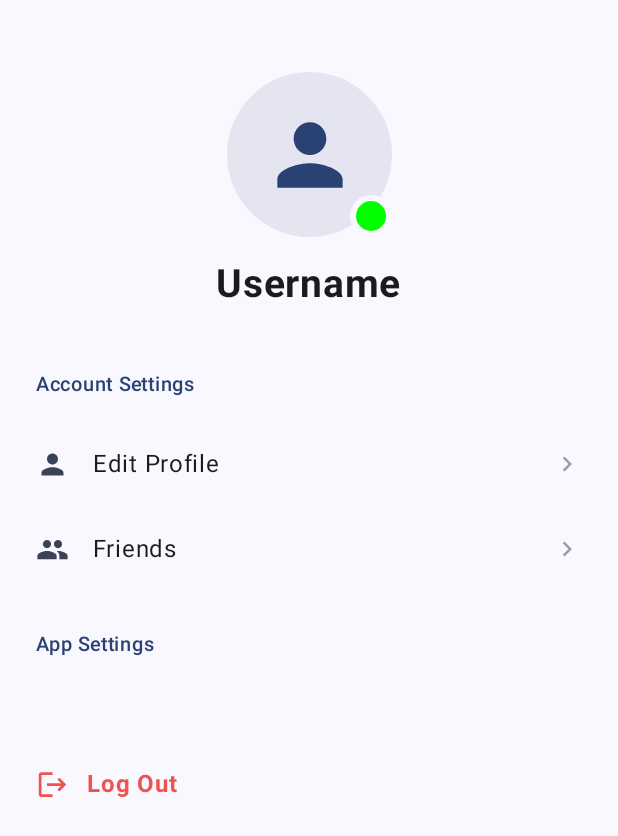
After one commit to AlessioCamerano/CheckPoint, an Android app built with Jetpack Compose: the composable ProfileScreen shown on its own in the app's theme, on a phone screen of 412 x 824 dp. The commit adds this screen. Shown: the top 836 px of the screen. Run offline under Robolectric (Android 15) with nearby library versions, the phone set to English and light mode, and no system bars.

Commit message:
Profile screen con pallino status

```diff
--- a/app/src/main/java/com/example/checkpoint/ui/components/BottomNavBar.kt
+++ b/app/src/main/java/com/example/checkpoint/ui/components/BottomNavBar.kt
@@ -1,6 +1,11 @@
 package com.example.checkpoint.ui.components
 
+import androidx.compose.foundation.background
+import androidx.compose.foundation.layout.Box
 import androidx.compose.foundation.layout.Column
+import androidx.compose.foundation.layout.offset
+import androidx.compose.foundation.layout.size
+import androidx.compose.foundation.shape.CircleShape
 import androidx.compose.material.icons.Icons
 import androidx.compose.material.icons.automirrored.filled.Send
 import androidx.compose.material.icons.filled.Add
@@ -14,12 +19,17 @@ import androidx.compose.material3.NavigationBar
 import androidx.compose.material3.NavigationBarItem
 import androidx.compose.material3.NavigationBarItemDefaults
 import androidx.compose.runtime.Composable
+import androidx.compose.ui.Alignment
+import androidx.compose.ui.Modifier
+import androidx.compose.ui.draw.clip
 import androidx.compose.ui.graphics.Color
 import androidx.compose.ui.unit.dp
+import com.example.checkpoint.ui.screens.UserStatus
 
 @Composable
 fun BottomNavBar(
     currentRoute: String?,
+    userStatus: UserStatus = UserStatus.Online,
     onNavigate: (String) -> Unit
 ) {
     Column {
@@ -78,7 +88,20 @@ fun BottomNavBar(
             NavigationBarItem(
                 selected = currentRoute == "profile",
                 onClick = { onNavigate("profile") },
-                icon = { Icon(Icons.Default.Person, contentDescription = "Profile") },
+                icon = {
+                    Box {
+                        Icon(Icons.Default.Person, contentDescription = "Profile")
+                        // Pallino stato in tempo reale
+                        Box(
+                            modifier = Modifier
+                                .size(8.dp)
+                                .offset(x = 1.dp, y = 1.dp)
+                                .clip(CircleShape)
+                                .background(userStatus.color)
+                                .align(Alignment.BottomEnd)
+                        )
+                    }
+                },
                 colors = NavigationBarItemDefaults.colors(
                     selectedIconColor = MaterialTheme.colorScheme.primary,
                     unselectedIconColor = MaterialTheme.colorScheme.secondary,
--- a/app/src/main/java/com/example/checkpoint/ui/components/MainContainer.kt
+++ b/app/src/main/java/com/example/checkpoint/ui/components/MainContainer.kt
@@ -13,6 +13,7 @@ import androidx.compose.runtime.rememberCoroutineScope
 import androidx.compose.ui.Alignment
 import androidx.compose.ui.Modifier
 import com.example.checkpoint.ui.screens.MainUiState
+import com.example.checkpoint.ui.screens.UserStatus
 import kotlinx.coroutines.launch
 
 /**
@@ -21,6 +22,7 @@ import kotlinx.coroutines.launch
 @Composable
 fun MainContainer(
     uiState: MainUiState,
+    onStatusChange: (UserStatus) -> Unit,
     onNavigateToNotifications: () -> Unit
 ) {
     val scope = rememberCoroutineScope()
@@ -42,6 +44,7 @@ fun MainContainer(
         bottomBar = {
             BottomNavBar(
                 currentRoute = tabs[pagerState.currentPage],
+                userStatus = uiState.userStatus,
                 onNavigate = { route ->
                     val index = tabs.indexOf(route)
                     if (index != -1) {
@@ -68,6 +71,7 @@ fun MainContainer(
                     pagerState = pagerState,
                     tabs = tabs,
                     uiState = uiState,
+                    onStatusChange = onStatusChange,
                     onNavigateToNotifications = onNavigateToNotifications
                 )
             }
--- a/app/src/main/java/com/example/checkpoint/ui/components/MainTabPager.kt
+++ b/app/src/main/java/com/example/checkpoint/ui/components/MainTabPager.kt
@@ -13,7 +13,9 @@ import com.example.checkpoint.ui.screens.CreatePostScreen
 import com.example.checkpoint.ui.screens.MainScreen
 import com.example.checkpoint.ui.screens.MainUiState
 import com.example.checkpoint.ui.screens.MessagesScreen
+import com.example.checkpoint.ui.screens.ProfileScreen
 import com.example.checkpoint.ui.screens.SearchScreen
+import com.example.checkpoint.ui.screens.UserStatus
 
 /**
  * Swipe tra le sezioni principali dell'applicazione.
@@ -23,6 +25,7 @@ fun MainTabPager(
     pagerState: PagerState,
     tabs: List<String>,
     uiState: MainUiState,
+    onStatusChange: (UserStatus) -> Unit,
     onNavigateToNotifications: () -> Unit
 ) {
     HorizontalPager(
@@ -38,9 +41,10 @@ fun MainTabPager(
                 onNavigateToNotifications = onNavigateToNotifications
             )
             "messages" -> MessagesScreen()
-            "profile" -> Box(Modifier.fillMaxSize(), contentAlignment = Alignment.Center) {
-                Text("Profile Screen", color = MaterialTheme.colorScheme.secondary)
-            }
+            "profile" -> ProfileScreen(
+                userStatus = uiState.userStatus,
+                onStatusChange = onStatusChange
+            )
         }
     }
 }
--- a/app/src/main/java/com/example/checkpoint/ui/navigation/AppNavigation.kt
+++ b/app/src/main/java/com/example/checkpoint/ui/navigation/AppNavigation.kt
@@ -69,6 +69,7 @@ fun AppNavigation() {
 
             MainContainer(
                 uiState = uiState,
+                onStatusChange = { viewModel.onStatusChange(it) },
                 onNavigateToNotifications = {
                     navController.navigate(Screen.Notifications)
                 }
--- a/app/src/main/java/com/example/checkpoint/ui/screens/MainUiState.kt
+++ b/app/src/main/java/com/example/checkpoint/ui/screens/MainUiState.kt
@@ -1,7 +1,16 @@
 package com.example.checkpoint.ui.screens
+
+import androidx.compose.ui.graphics.Color
+
+enum class UserStatus(val color: Color, val label: String) {
+    Online(Color.Green, "Online"),
+    Busy(Color.Red, "Busy"),
+    Offline(Color.Gray, "Offline")
+}
 
 data class MainUiState(
     val data: String = "",
     val isLoading: Boolean = false,
-    val errorMessage: String? = null
+    val errorMessage: String? = null,
+    val userStatus: UserStatus = UserStatus.Online
 )
--- a/app/src/main/java/com/example/checkpoint/ui/screens/MainViewModel.kt
+++ b/app/src/main/java/com/example/checkpoint/ui/screens/MainViewModel.kt
@@ -38,4 +38,8 @@ class MainViewModel(
     fun onActionTriggered() {
         _uiState.update { it.copy(data = "Action Processed: ${it.data}") }
     }
+
+    fun onStatusChange(newStatus: UserStatus) {
+        _uiState.update { it.copy(userStatus = newStatus) }
+    }
 }
--- /dev/null
+++ b/app/src/main/java/com/example/checkpoint/ui/screens/ProfileScreen.kt
@@ -0,0 +1,234 @@
+package com.example.checkpoint.ui.screens
+
+import androidx.compose.foundation.background
+import androidx.compose.foundation.clickable
+import androidx.compose.foundation.layout.*
+import androidx.compose.foundation.lazy.LazyColumn
+import androidx.compose.foundation.shape.CircleShape
+import androidx.compose.material.icons.Icons
+import androidx.compose.material.icons.automirrored.filled.Logout
+import androidx.compose.material.icons.filled.*
+import androidx.compose.material3.*
+import androidx.compose.runtime.*
+import androidx.compose.ui.Alignment
+import androidx.compose.ui.Modifier
+import androidx.compose.ui.draw.clip
+import androidx.compose.ui.graphics.Color
+import androidx.compose.ui.text.font.FontWeight
+import androidx.compose.ui.unit.dp
+import androidx.compose.ui.unit.sp
+
+@Composable
+fun ProfileScreen(
+    userStatus: UserStatus = UserStatus.Online,
+    onStatusChange: (UserStatus) -> Unit = {}
+) {
+    Column(
+        modifier = Modifier
+            .fillMaxSize()
+            .padding(horizontal = 16.dp),
+    ) {
+        Spacer(modifier = Modifier.height(48.dp))
+
+        // Header con Avatar e Status
+        ProfileHeader(userStatus, onStatusChange)
+
+        Spacer(modifier = Modifier.height(40.dp))
+
+        LazyColumn(
+            modifier = Modifier.fillMaxSize(),
+            contentPadding = PaddingValues(bottom = 24.dp),
+        ) {
+            item {
+                SectionLabel("Account Settings")
+                ProfileMenuItem(Icons.Default.Person, "Edit Profile")
+                ProfileMenuItem(Icons.Default.Group, "Friends")
+            }
+
+            item {
+                Spacer(modifier = Modifier.height(24.dp))
+                SectionLabel("App Settings")
+                // Sezione vuota per ora
+            }
+
+            item {
+                Spacer(modifier = Modifier.height(40.dp))
+                LogoutMenuItem()
+            }
+        }
+    }
+}
+
+@Composable
+fun ProfileHeader(
+    userStatus: UserStatus,
+    onStatusChange: (UserStatus) -> Unit
+) {
+    var showStatusMenu by remember { mutableStateOf(false) }
+
+    Column(
+        modifier = Modifier.fillMaxWidth(),
+        horizontalAlignment = Alignment.CenterHorizontally
+    ) {
+        // Avatar con status
+        Box(contentAlignment = Alignment.BottomEnd) {
+            Box(
+                modifier = Modifier
+                    .size(110.dp)
+                    .clip(CircleShape)
+                    .background(MaterialTheme.colorScheme.primary.copy(alpha = 0.1f)),
+                contentAlignment = Alignment.Center
+            ) {
+                Icon(
+                    imageVector = Icons.Default.Person,
+                    contentDescription = null,
+                    modifier = Modifier.size(65.dp),
+                    tint = MaterialTheme.colorScheme.primary
+                )
+            }
+
+            // Pallino status
+            Box(modifier = Modifier.wrapContentSize()) {
+                Box(
+                    modifier = Modifier
+                        .size(28.dp)
+                        .clip(CircleShape)
+                        .background(MaterialTheme.colorScheme.background)
+                        .padding(4.dp)
+                        .clickable { showStatusMenu = true }
+                ) {
+                    Box(
+                        modifier = Modifier
+                            .fillMaxSize()
+                            .clip(CircleShape)
+                            .background(userStatus.color)
+                    )
+                }
+
+                // Menù a tendina
+                DropdownMenu(
+                    expanded = showStatusMenu,
+                    onDismissRequest = { showStatusMenu = false },
+                    // Offset per farlo apparire a destra (specchiato)
+                    offset = androidx.compose.ui.unit.DpOffset(x = 24.dp, y = 0.dp)
+                ) {
+                    UserStatus.entries.forEach { status ->
+                        DropdownMenuItem(
+                            text = { Text(status.label) },
+                            onClick = {
+                                onStatusChange(status)
+                                showStatusMenu = false
+                            },
+                            leadingIcon = {
+                                Box(
+                                    modifier = Modifier
+                                        .size(12.dp)
+                                        .clip(CircleShape)
+                                        .background(status.color)
+                                )
+                            }
+                        )
+                    }
+                }
+            }
+        }
+
+        Spacer(modifier = Modifier.height(16.dp))
+
+        Text(
+            text = "Username",
+            fontSize = 26.sp,
+            fontWeight = FontWeight.Bold,
+            color = MaterialTheme.colorScheme.onBackground
+        )
+    }
+}
+
+@Composable
+fun SectionLabel(text: String) {
+    Text(
+        text = text,
+        fontSize = 13.sp,
+        fontWeight = FontWeight.SemiBold,
+        color = MaterialTheme.colorScheme.primary,
+        modifier = Modifier.padding(start = 8.dp, bottom = 12.dp)
+    )
+}
+
+@Composable
+fun ProfileMenuItem(icon: androidx.compose.ui.graphics.vector.ImageVector, title: String) {
+    Column(
+        modifier = Modifier
+            .fillMaxWidth()
+            .clickable { /* Azione */ }
+    ) {
+        HorizontalDivider(
+            color = Color.White.copy(alpha = 0.12f),
+            thickness = 0.5.dp
+        )
+        Row(
+            modifier = Modifier
+                .padding(vertical = 16.dp, horizontal = 8.dp),
+            verticalAlignment = Alignment.CenterVertically
+        ) {
+            Icon(
+                imageVector = icon,
+                contentDescription = null,
+                tint = MaterialTheme.colorScheme.secondary,
+                modifier = Modifier.size(22.dp)
+            )
+            Spacer(modifier = Modifier.width(16.dp))
+            Text(
+                text = title,
+                fontSize = 16.sp,
+                color = MaterialTheme.colorScheme.onBackground
+            )
+            Spacer(modifier = Modifier.weight(1f))
+            Icon(
+                imageVector = Icons.Default.ChevronRight,
+                contentDescription = null,
+                tint = MaterialTheme.colorScheme.secondary.copy(alpha = 0.5f),
+                modifier = Modifier.size(20.dp)
+            )
+        }
+    }
+}
+
+@Composable
+fun LogoutMenuItem() {
+    Column(
+        modifier = Modifier
+            .fillMaxWidth()
+            .clickable { /* Logout */ }
+    ) {
+        HorizontalDivider(
+            color = Color.White.copy(alpha = 0.12f),
+            thickness = 0.5.dp
+        )
+        Row(
+            modifier = Modifier
+                .padding(vertical = 16.dp, horizontal = 8.dp),
+            verticalAlignment = Alignment.CenterVertically,
+            horizontalArrangement = Arrangement.Center
+        ) {
+            Icon(
+                Icons.AutoMirrored.Filled.Logout,
+                null,
+                tint = Color(0xFFEF5350),
+                modifier = Modifier.size(22.dp)
+            )
+            Spacer(modifier = Modifier.width(12.dp))
+            Text(
+                "Log Out",
+                color = Color(0xFFEF5350),
+                fontWeight = FontWeight.Bold,
+                fontSize = 16.sp
+            )
+            Spacer(modifier = Modifier.weight(1f))
+        }
+        HorizontalDivider(
+            color = Color.White.copy(alpha = 0.12f),
+            thickness = 0.5.dp
+        )
+    }
+}
```
